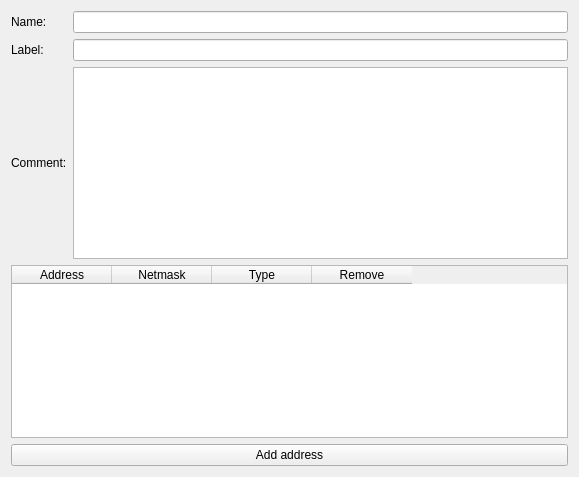
The window that src/gui/InterfaceEditorWidget.ui (fwbuilder/fwbuilder) describes before a commit, drawn with Qt 5.
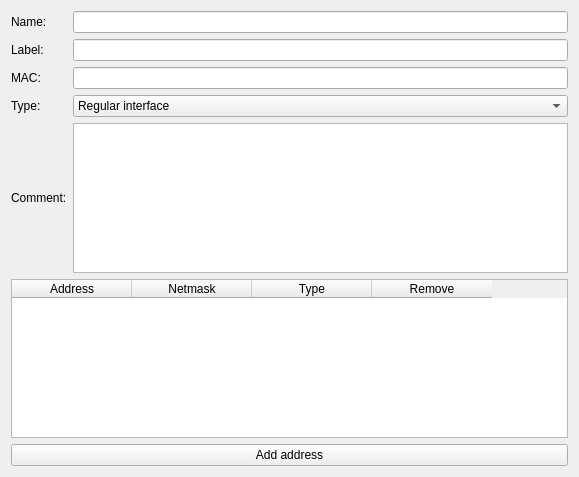
The same window after the commit.

Commit message: Added new fields to interface editor

```diff
--- a/src/gui/InterfaceEditorWidget.ui
+++ b/src/gui/InterfaceEditorWidget.ui
@@ -36,7 +36,7 @@
      <item row="1" column="1">
       <widget class="QLineEdit" name="label"/>
      </item>
-     <item row="2" column="0">
+     <item row="4" column="0">
       <widget class="QLabel" name="label_5">
        <property name="sizePolicy">
         <sizepolicy hsizetype="Maximum" vsizetype="Preferred">
@@ -49,7 +49,7 @@
        </property>
       </widget>
      </item>
-     <item row="2" column="1">
+     <item row="4" column="1">
       <widget class="QTextEdit" name="comment">
        <property name="sizePolicy">
         <sizepolicy hsizetype="Expanding" vsizetype="Minimum">
@@ -63,12 +63,60 @@
          <height>0</height>
         </size>
        </property>
+       <property name="maximumSize">
+        <size>
+         <width>16777215</width>
+         <height>150</height>
+        </size>
+       </property>
+      </widget>
+     </item>
+     <item row="2" column="0">
+      <widget class="QLabel" name="label_3">
+       <property name="text">
+        <string>MAC:</string>
+       </property>
+      </widget>
+     </item>
+     <item row="2" column="1">
+      <widget class="QLineEdit" name="mac"/>
+     </item>
+     <item row="3" column="0">
+      <widget class="QLabel" name="label_4">
+       <property name="text">
+        <string>Type:</string>
+       </property>
+      </widget>
+     </item>
+     <item row="3" column="1">
+      <widget class="QComboBox" name="type">
+       <item>
+        <property name="text">
+         <string>Regular interface</string>
+        </property>
+       </item>
+       <item>
+        <property name="text">
+         <string>Dynamic address</string>
+        </property>
+       </item>
+       <item>
+        <property name="text">
+         <string>Unnumbered interface</string>
+        </property>
+       </item>
       </widget>
      </item>
     </layout>
    </item>
    <item>
     <widget class="QTableWidget" name="addresses">
+     <attribute name="horizontalHeaderDefaultSectionSize">
+      <number>120</number>
+     </attribute>
+     <attribute name="horizontalHeaderDefaultSectionSize">
+      <number>120</number>
+     </attribute>
      <column>
       <property name="text">
        <string>Address</string>
```
The commit also changes 2 other files.
